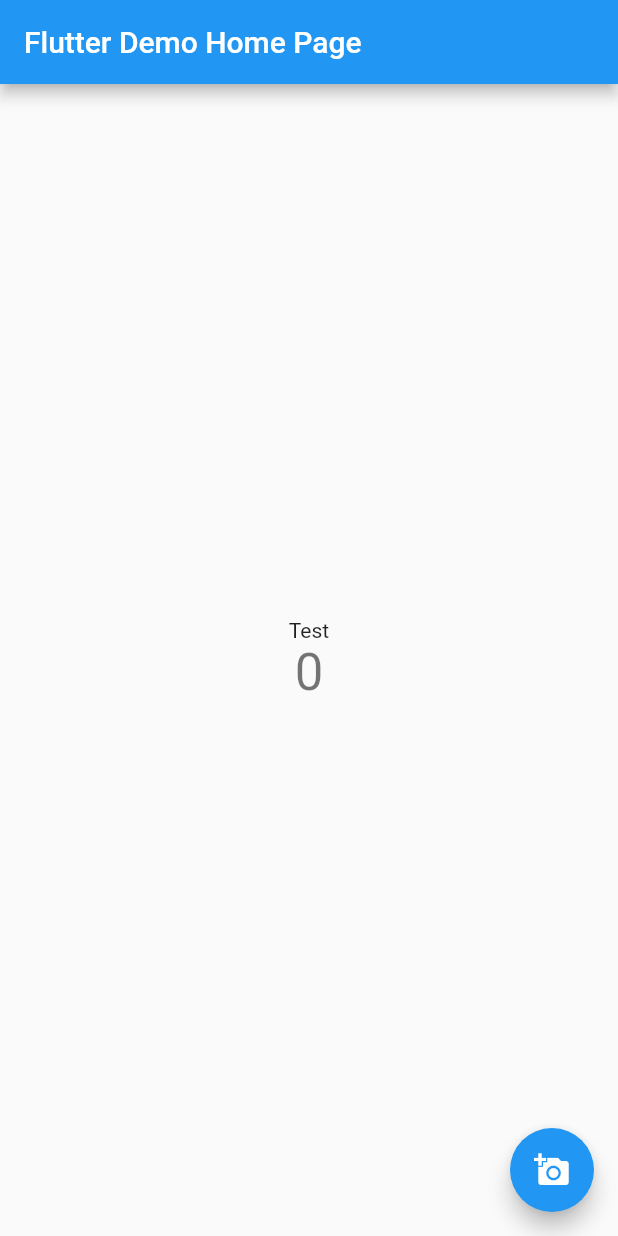
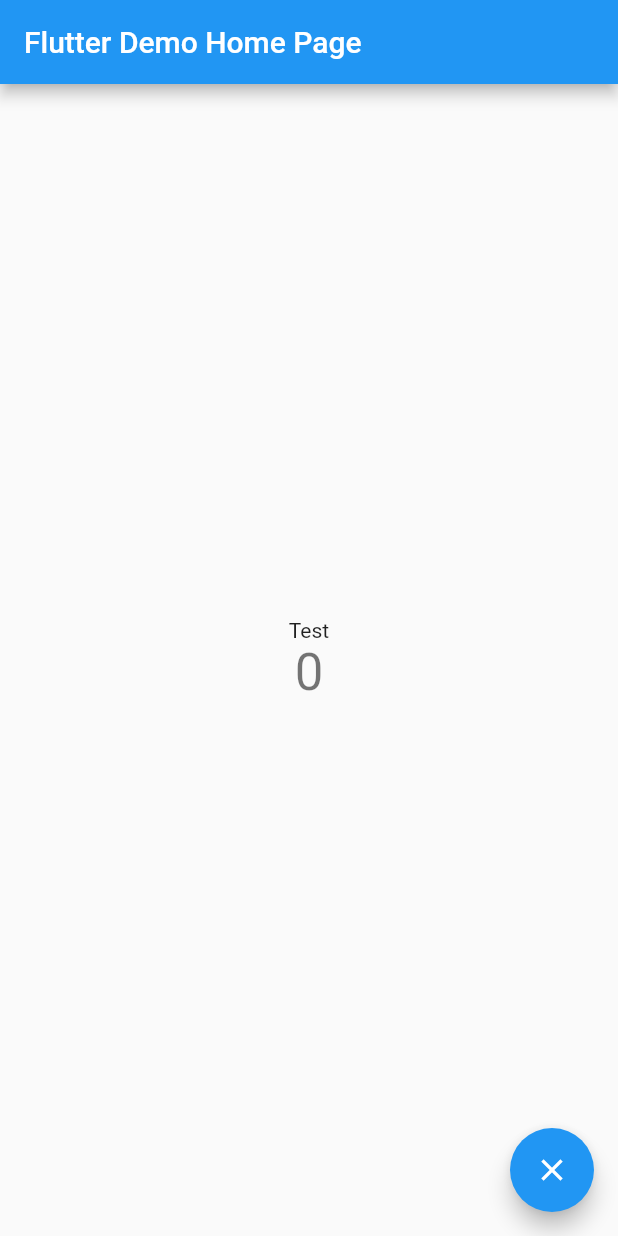
Before and after one commit to jicsontoh/Example, a Flutter app: the screen it shows after launch, on a phone screen of 412 x 824 dp. Run offline on Flutter 3.47's test engine with Material 2 defaults, Android fonts, the phone set to English and light mode, and no system bars.

Commit message:
Long change icon

```diff
--- a/lib/main.dart
+++ b/lib/main.dart
@@ -108,7 +108,7 @@ class _MyHomePageState extends State<MyHomePage> {
       floatingActionButton: FloatingActionButton(
         onPressed: _incrementCounter,
         tooltip: 'Long>>>>>>>',
-        child: const Icon(Icons.add_a_photo),
+        child: const Icon(Icons.close),
       ), // This trailing comma makes auto-formatting nicer for build methods.
     );
   }
```
